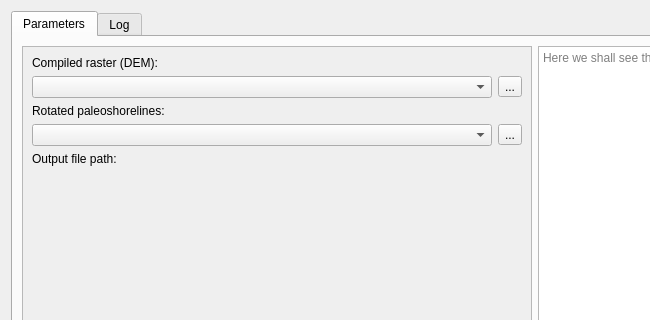
This is paleoshorelines_dialog_base.ui in jaminzoda/terra-antiqua as Qt 5 draws it before an edit; both pictures show x 0 to 650 and y 0 to 320 of the 880 by 500 pixel window. The edited form follows.
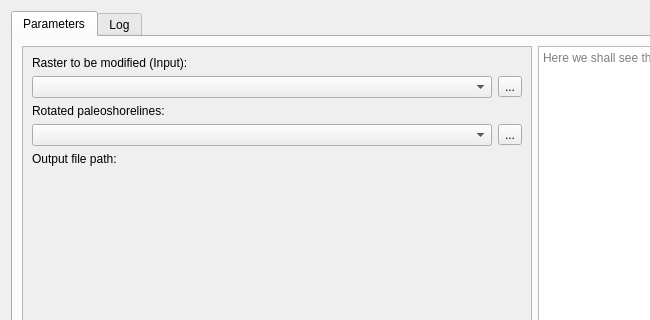
This is the edited form. Custom widgets are drawn as their Qt base class.

What changed in the file:
```diff
--- a/paleoshorelines_dialog_base.ui
+++ b/paleoshorelines_dialog_base.ui
@@ -80,7 +80,7 @@
              <item>
               <widget class="QLabel" name="label">
                <property name="text">
-                <string>Compiled raster (DEM):</string>
+                <string>Raster to be modified (Input):</string>
                </property>
               </widget>
              </item>
```
